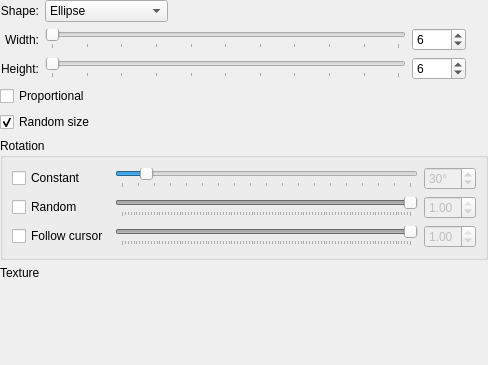
Qt form krita/plugins/paintops/experiment/wdgshapeoptions.ui (KDE/krita) before a commit.
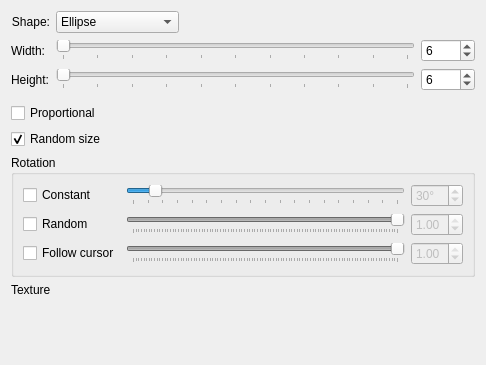
The same form after that commit. Custom widgets are drawn as their Qt base class.

Commit message: Changed the UI which contains labels and textfields into QFormLayout to set alignment issues

```diff
--- a/krita/plugins/paintops/experiment/wdgshapeoptions.ui
+++ b/krita/plugins/paintops/experiment/wdgshapeoptions.ui
@@ -9,7 +9,7 @@
    <rect>
     <x>0</x>
     <y>0</y>
-    <width>488</width>
+    <width>486</width>
     <height>365</height>
    </rect>
   </property>
@@ -26,11 +26,8 @@
    </size>
   </property>
   <layout class="QVBoxLayout" name="verticalLayout">
-   <property name="margin">
-    <number>0</number>
-   </property>
    <item>
-    <layout class="QGridLayout" name="gridLayout" columnstretch="0,0,1,0,0">
+    <layout class="QFormLayout" name="formLayout">
      <item row="0" column="0">
       <widget class="QLabel" name="widthInfoLbl_2">
        <property name="text">
@@ -42,6 +39,8 @@
       </widget>
      </item>
      <item row="0" column="1">
+      <layout class="QHBoxLayout" name="horizontalLayout">
+       <item>
       <widget class="QComboBox" name="shapeBox">
        <property name="currentIndex">
         <number>0</number>
@@ -73,7 +72,7 @@
        </item>
       </widget>
      </item>
-     <item row="0" column="2" colspan="3">
+       <item>
       <spacer name="horizontalSpacer">
        <property name="orientation">
         <enum>Qt::Horizontal</enum>
@@ -86,6 +85,8 @@
        </property>
       </spacer>
      </item>
+      </layout>
+     </item>
      <item row="1" column="0">
       <widget class="QLabel" name="widthInfoLbl">
        <property name="text">
@@ -96,7 +97,9 @@
        </property>
       </widget>
      </item>
-     <item row="1" column="1" colspan="2">
+     <item row="1" column="1">
+      <layout class="QHBoxLayout" name="horizontalLayout_3">
+       <item>
       <widget class="QSlider" name="widthSlider">
        <property name="minimum">
         <number>1</number>
@@ -115,7 +118,7 @@
        </property>
       </widget>
      </item>
-     <item row="1" column="3">
+       <item>
       <widget class="QSpinBox" name="widthSpin">
        <property name="enabled">
         <bool>true</bool>
@@ -131,7 +134,60 @@
        </property>
       </widget>
      </item>
-     <item row="1" column="4" rowspan="2">
+      </layout>
+     </item>
+     <item row="2" column="0">
+      <widget class="QLabel" name="heightInfoLbl">
+       <property name="text">
+        <string>Height:</string>
+       </property>
+       <property name="alignment">
+        <set>Qt::AlignRight|Qt::AlignTrailing|Qt::AlignVCenter</set>
+       </property>
+      </widget>
+     </item>
+     <item row="2" column="1">
+      <layout class="QHBoxLayout" name="horizontalLayout_4">
+       <item>
+        <widget class="QSlider" name="heightSlider">
+         <property name="minimum">
+          <number>1</number>
+         </property>
+         <property name="maximum">
+          <number>1000</number>
+         </property>
+         <property name="pageStep">
+          <number>100</number>
+         </property>
+         <property name="orientation">
+          <enum>Qt::Horizontal</enum>
+         </property>
+         <property name="tickPosition">
+          <enum>QSlider::TicksBelow</enum>
+         </property>
+        </widget>
+       </item>
+       <item>
+        <widget class="QSpinBox" name="heightSpin">
+         <property name="enabled">
+          <bool>true</bool>
+         </property>
+         <property name="minimum">
+          <number>1</number>
+         </property>
+         <property name="maximum">
+          <number>1000</number>
+         </property>
+         <property name="value">
+          <number>6</number>
+         </property>
+        </widget>
+       </item>
+      </layout>
+     </item>
+    </layout>
+   </item>
+   <item>
       <widget class="KoAspectButton" name="aspectButton" native="true">
        <property name="sizePolicy">
         <sizepolicy hsizetype="Minimum" vsizetype="Fixed">
@@ -153,52 +209,7 @@
        </property>
       </widget>
      </item>
-     <item row="2" column="0">
-      <widget class="QLabel" name="heightInfoLbl">
-       <property name="text">
-        <string>Height:</string>
-       </property>
-       <property name="alignment">
-        <set>Qt::AlignRight|Qt::AlignTrailing|Qt::AlignVCenter</set>
-       </property>
-      </widget>
-     </item>
-     <item row="2" column="1" colspan="2">
-      <widget class="QSlider" name="heightSlider">
-       <property name="minimum">
-        <number>1</number>
-       </property>
-       <property name="maximum">
-        <number>1000</number>
-       </property>
-       <property name="pageStep">
-        <number>100</number>
-       </property>
-       <property name="orientation">
-        <enum>Qt::Horizontal</enum>
-       </property>
-       <property name="tickPosition">
-        <enum>QSlider::TicksBelow</enum>
-       </property>
-      </widget>
-     </item>
-     <item row="2" column="3">
-      <widget class="QSpinBox" name="heightSpin">
-       <property name="enabled">
-        <bool>true</bool>
-       </property>
-       <property name="minimum">
-        <number>1</number>
-       </property>
-       <property name="maximum">
-        <number>1000</number>
-       </property>
-       <property name="value">
-        <number>6</number>
-       </property>
-      </widget>
-     </item>
-     <item row="3" column="0" colspan="2">
+   <item>
       <widget class="QCheckBox" name="proportionalBox">
        <property name="text">
         <string>Proportional</string>
@@ -208,7 +219,7 @@
        </property>
       </widget>
      </item>
-     <item row="4" column="0" colspan="2">
+   <item>
       <widget class="QCheckBox" name="jitterShape">
        <property name="text">
         <string>Random size</string>
@@ -218,8 +229,6 @@
        </property>
       </widget>
      </item>
-    </layout>
-   </item>
    <item>
     <widget class="QGroupBox" name="groupBox">
      <property name="title">
@@ -377,15 +386,15 @@
     </widget>
    </item>
    <item>
-    <layout class="QHBoxLayout" name="horizontalLayout_2">
-     <item>
+    <layout class="QFormLayout" name="formLayout_2">
+     <item row="0" column="0">
       <widget class="QLabel" name="label">
        <property name="text">
         <string>Texture</string>
        </property>
       </widget>
      </item>
-     <item>
+     <item row="0" column="1">
       <widget class="KUrlRequester" name="imageUrl"/>
      </item>
     </layout>
```
Left out of the diff: 1 changed line with no effect on the pictures. Lines whose indentation alone changed are shown as unchanged. The commit also changes 91 other files.
